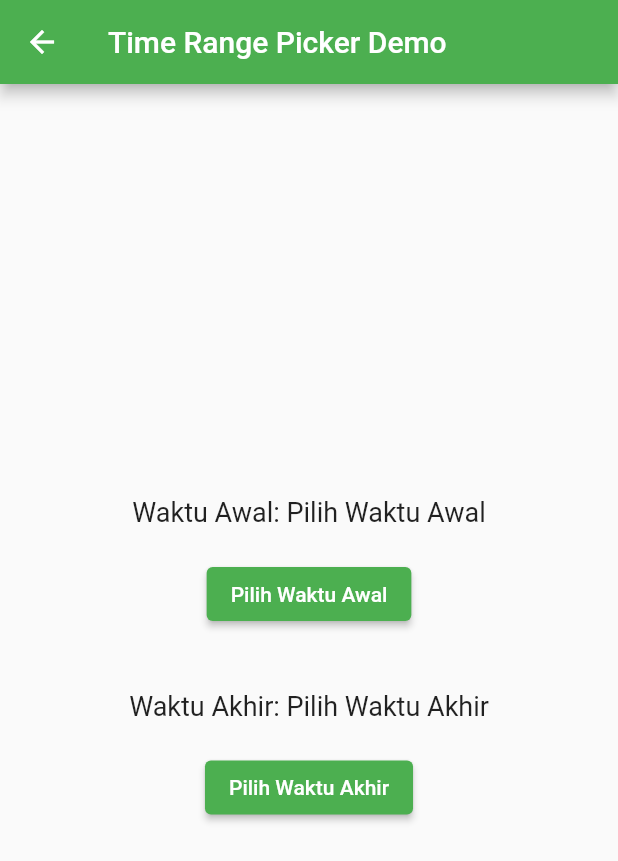
After one commit to wildanptra/flutter-calendar-date-picker-demo, a Flutter app: the screen it shows after launch, after a tap on "Pilih Waktu", on a phone screen of 412 x 824 dp. The commit adds this screen. Shown: the top 861 px of the screen. Run offline on Flutter 3.47's test engine with Material 2 defaults, Android fonts, the phone set to English and light mode, and no system bars; our stand-ins replace calendar_date_picker2.

Commit message:
time range picker demo

```diff
--- a/lib/main.dart
+++ b/lib/main.dart
@@ -1,5 +1,6 @@
 import 'package:flutter/material.dart';
 import 'package:calendar_date_picker2/calendar_date_picker2.dart';
+import 'package:flutter_calendar_date_picker_demo/time_range_picker_demo.dart';
 
 void main() {
   runApp(const MyApp());
@@ -30,7 +31,7 @@ class MyHomePage extends StatefulWidget {
 }
 
 class _MyHomePageState extends State<MyHomePage> {
-  List<DateTime?> _selectedDates = [];
+List<DateTime?> _selectedDates = [];
 
 Future<void> _selectDates(BuildContext context) async {
 
@@ -85,9 +86,20 @@ Future<void> _selectDates(BuildContext context) async {
           children: <Widget>[
             ElevatedButton(
               onPressed: () {
+                Navigator.push(
+                  context,
+                  MaterialPageRoute(
+                    builder: (context) => const TimeRangePickerDemo()
+                  ),
+                );
+              },
+              child: const Text("Pilih Waktu"),
+            ),
+            ElevatedButton(
+              onPressed: () {
                 _selectDates(context);
               },
-              child: const Text('Open Multi Date Picker'),
+              child: const Text('Pilih Tanggal'),
             ),
             const SizedBox(height: 20),
             Expanded(
--- /dev/null
+++ b/lib/time_range_picker_demo.dart
@@ -0,0 +1,72 @@
+import 'package:flutter/material.dart';
+
+class TimeRangePickerDemo extends StatefulWidget {
+  const TimeRangePickerDemo({super.key});
+
+  @override
+  State<TimeRangePickerDemo> createState() => _TimeRangePickerDemoState();
+}
+
+class _TimeRangePickerDemoState extends State<TimeRangePickerDemo> {
+  TimeOfDay? startTime;
+  TimeOfDay? endTime;
+
+  Future<void> _selectStartTime(BuildContext context) async {
+    final TimeOfDay? selectedTime = await showTimePicker(
+      context: context,
+      initialTime: TimeOfDay.now(),
+    );
+    if (selectedTime != null) {
+      setState(() {
+        startTime = selectedTime;
+      });
+    }
+  }
+
+  Future<void> _selectEndTime(BuildContext context) async {
+    final TimeOfDay? selectedTime = await showTimePicker(
+      context: context,
+      initialTime: TimeOfDay.now(),
+    );
+    if (selectedTime != null) {
+      setState(() {
+        endTime = selectedTime;
+      });
+    }
+  }
+
+  @override
+  Widget build(BuildContext context) {
+    return Scaffold(
+      appBar: AppBar(
+        title: const Text('Time Range Picker Demo'),
+      ),
+      body: Center(
+        child: Column(
+          mainAxisAlignment: MainAxisAlignment.center,
+          children: <Widget>[
+            Text(
+              'Waktu Awal: ${startTime?.format(context) ?? "Pilih Waktu Awal"}',
+              style: const TextStyle(fontSize: 18.0),
+            ),
+            const SizedBox(height: 20),
+            ElevatedButton(
+              onPressed: () => _selectStartTime(context),
+              child: const Text('Pilih Waktu Awal'),
+            ),
+            const SizedBox(height: 40),
+            Text(
+              'Waktu Akhir: ${endTime?.format(context) ?? "Pilih Waktu Akhir"}',
+              style: const TextStyle(fontSize: 18.0),
+            ),
+            const SizedBox(height: 20),
+            ElevatedButton(
+              onPressed: () => _selectEndTime(context),
+              child: const Text('Pilih Waktu Akhir'),
+            ),
+          ],
+        ),
+      ),
+    );
+  }
+}
```
